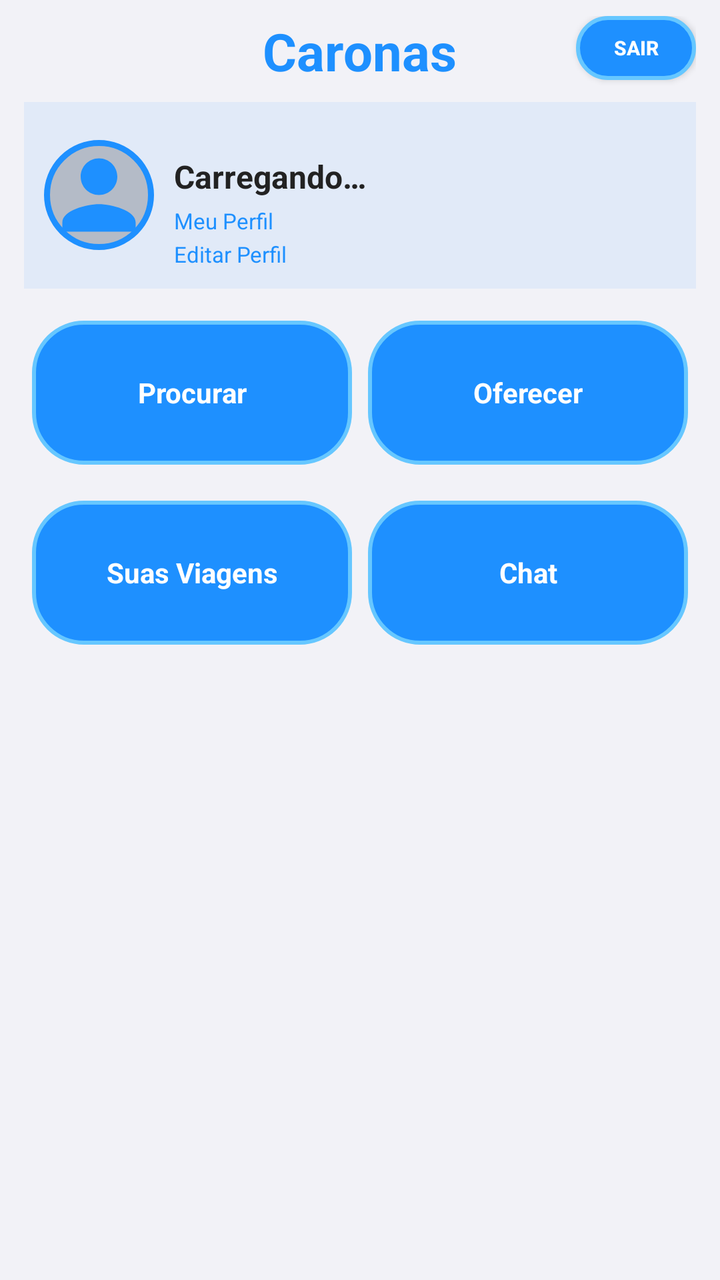
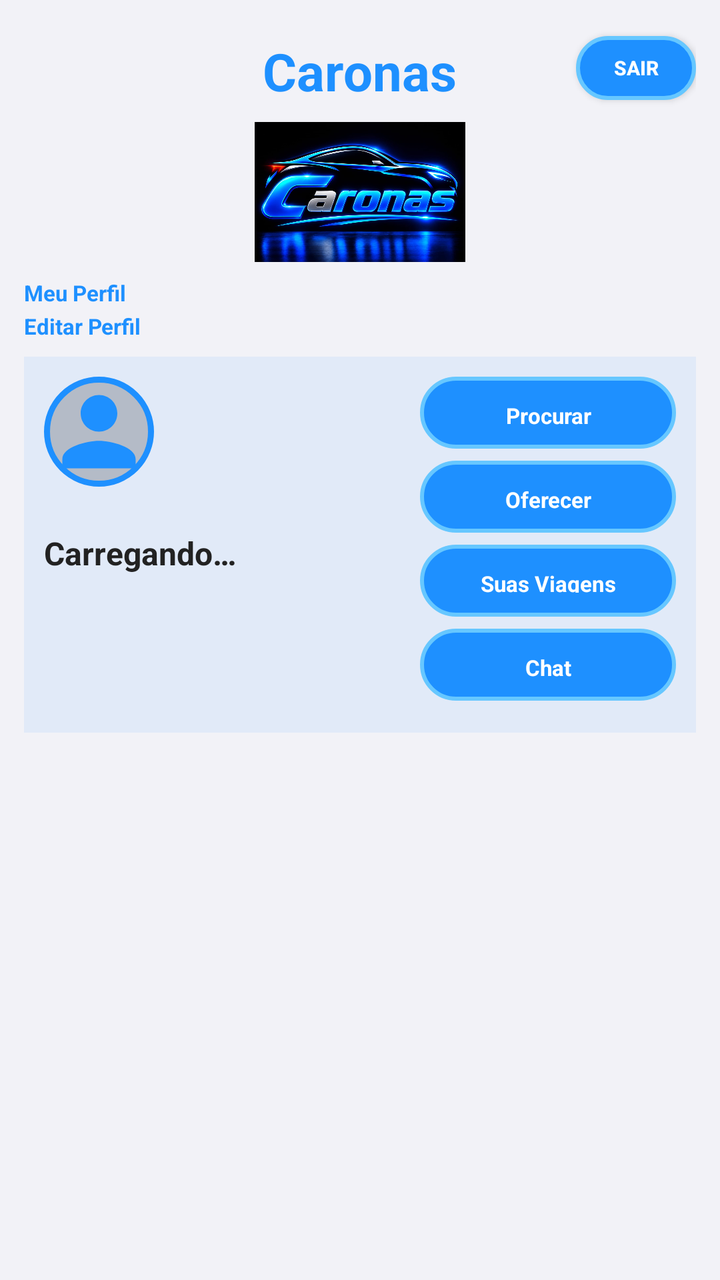

An Android layout rendered at two revisions. The XML below is the earlier revision; the diff shows what the commit changed to produce the second picture.
<!-- AndroidManifest.xml: application theme Theme.Caronas -->
<!-- res/layout/activity_tela_caronas.xml -->
<?xml version="1.0" encoding="utf-8"?>
<LinearLayout xmlns:android="http://schemas.android.com/apk/res/android"
    android:layout_width="match_parent"
    android:layout_height="match_parent"
    android:orientation="vertical"
    android:background="@color/fundo_cinza_claro"
    android:paddingHorizontal="12dp"
    android:paddingVertical="8dp">

    
    <RelativeLayout
        android:layout_width="match_parent"
        android:layout_height="wrap_content"
        android:layout_marginBottom="8dp">

        <TextView
            android:id="@+id/tvTituloCaronas"
            android:layout_width="wrap_content"
            android:layout_height="wrap_content"
            android:layout_centerHorizontal="true"
            android:text="@string/login_titulo"
            android:textColor="#1E90FF"
            android:textSize="26sp"
            android:textStyle="bold" />

        <Button
            android:id="@+id/btnSair"
            android:layout_width="60dp"
            android:layout_height="32dp"
            android:layout_alignParentEnd="true"
            android:text="@string/sair"
            android:textSize="10sp"
            android:textStyle="bold"
            android:textColor="#FFFFFF"
            android:background="@drawable/botao_azul_neon"
            android:padding="4dp" />

    </RelativeLayout>

    
    <LinearLayout
        android:layout_width="match_parent"
        android:layout_height="wrap_content"
        android:orientation="horizontal"
        android:gravity="center_vertical"
        android:background="#141E90FF"
        android:padding="10dp"
        android:layout_marginBottom="12dp">

        <ImageView
            android:id="@+id/ivFotoPerfil"
            android:layout_width="55dp"
            android:layout_height="55dp"
            android:src="@drawable/ic_person_default"
            android:scaleType="centerCrop"
            android:background="@drawable/borda_circular_azul"
            android:layout_marginEnd="10dp" />

        <LinearLayout
            android:layout_width="0dp"
            android:layout_height="wrap_content"
            android:layout_weight="1"
            android:orientation="vertical">

            <TextView
                android:id="@+id/tvPapelUsuario"
                android:layout_width="wrap_content"
                android:layout_height="wrap_content"
                android:textSize="12sp"
                android:textStyle="bold"
                android:textColor="#1E90FF" />

            <TextView
                android:id="@+id/tvNomeUsuario"
                android:layout_width="wrap_content"
                android:layout_height="wrap_content"
                android:text="@string/carregando"
                android:textSize="16sp"
                android:textStyle="bold"
                android:textColor="#222222" />

            <TextView
                android:id="@+id/tvMeuPerfil"
                android:layout_width="wrap_content"
                android:layout_height="wrap_content"
                android:text="@string/tela_botao_meu_perfil"
                android:textSize="11sp"
                android:textColor="#1E90FF"
                android:clickable="true"
                android:focusable="true"
                android:layout_marginTop="4dp" />

            <TextView
                android:id="@+id/tvEditarPerfil"
                android:layout_width="wrap_content"
                android:layout_height="wrap_content"
                android:text="@string/tela_botao_editar_perfil"
                android:textSize="11sp"
                android:textColor="#1E90FF"
                android:clickable="true"
                android:focusable="true"
                android:layout_marginTop="2dp" />

        </LinearLayout>

    </LinearLayout>

    
    <LinearLayout
        android:layout_width="match_parent"
        android:layout_height="wrap_content"
        android:orientation="vertical">

        <LinearLayout
            android:layout_width="match_parent"
            android:layout_height="wrap_content"
            android:orientation="horizontal"
            android:layout_marginBottom="10dp">

            <TextView
                android:id="@+id/btnProcurar"
                style="@style/BotaoAcaoCaronas"
                android:text="@string/tela_botao_procurar" />

            <TextView
                android:id="@+id/btnOferecer"
                style="@style/BotaoAcaoCaronas"
                android:text="@string/tela_botao_oferecer" />

        </LinearLayout>

        <LinearLayout
            android:layout_width="match_parent"
            android:layout_height="wrap_content"
            android:orientation="horizontal">

            <TextView
                android:id="@+id/btnSuasViagens"
                style="@style/BotaoAcaoCaronas"
                android:text="@string/tela_botao_viagens" />

            <TextView
                android:id="@+id/btnChat"
                style="@style/BotaoAcaoCaronas"
                android:text="@string/tela_botao_chat" />

        </LinearLayout>

    </LinearLayout>

</LinearLayout>
<!-- resources referenced by this layout -->
<resources>
  <color name="fundo_cinza_claro">#F2F2F7</color>
  <!-- drawable borda_circular_azul (drawable) -->
  <?xml version="1.0" encoding="utf-8"?>
  <shape xmlns:android="http://schemas.android.com/apk/res/android"
      android:shape="oval">
      <stroke
          android:width="3dp"
          android:color="#1E90FF" />
      <solid android:color="#33000000" />
  </shape>
  <!-- drawable botao_azul_neon (drawable) -->
  <?xml version="1.0" encoding="utf-8"?>
  <shape xmlns:android="http://schemas.android.com/apk/res/android">
      <solid android:color="#1E90FF" />
      <corners android:radius="25dp" />
      <stroke android:width="2dp" android:color="#66C7FF" />
      <padding android:left="16dp" android:right="16dp" android:top="12dp" android:bottom="12dp" />
  </shape>
  <!-- drawable ic_person_default (drawable) -->
  <?xml version="1.0" encoding="utf-8"?>
  <vector xmlns:android="http://schemas.android.com/apk/res/android"
      android:width="80dp"
      android:height="80dp"
      android:viewportWidth="24"
      android:viewportHeight="24">
      <path
          android:fillColor="#1E90FF"
          android:pathData="M12,12c2.21,0 4,-1.79 4,-4s-1.79,-4 -4,-4 -4,1.79 -4,4 1.79,4 4,4zM12,14c-2.67,0 -8,1.34 -8,4v2h16v-2c0,-2.66 -5.33,-4 -8,-4z"/>
  </vector>
  <string name="carregando">Carregando…</string>
  <string name="login_titulo">Caronas</string>
  <string name="sair">Sair</string>
  <string name="tela_botao_chat">Chat</string>
  <string name="tela_botao_editar_perfil">Editar Perfil</string>
  <string name="tela_botao_meu_perfil">Meu Perfil</string>
  <string name="tela_botao_oferecer">Oferecer</string>
  <string name="tela_botao_procurar">Procurar</string>
  <string name="tela_botao_viagens">Suas Viagens</string>
  <style name="BotaoAcaoCaronas">
          <item name="android:layout_width">0dp</item>
          <item name="android:layout_height">72dp</item>
          <item name="android:layout_weight">1</item>
          <item name="android:layout_margin">4dp</item>
          <item name="android:background">@drawable/botao_azul_neon</item>
          <item name="android:textColor">#FFFFFF</item>
          <item name="android:textStyle">bold</item>
          <item name="android:gravity">center</item>
          <item name="android:clickable">true</item>
          <item name="android:focusable">true</item>
      </style>
  <style name="Theme.Caronas" parent="Theme.MaterialComponents.DayNight.NoActionBar">
          <item name="colorPrimary">@color/azul_neon</item>
          <item name="colorPrimaryVariant">@color/azul_neon_escuro</item>
          <item name="colorOnPrimary">@color/white</item>
          <item name="colorSecondary">@color/azul_neon</item>
          <item name="colorSecondaryVariant">@color/azul_neon_escuro</item>
          <item name="colorOnSecondary">@color/white</item>
          <item name="android:statusBarColor">@color/fundo_escuro</item>
          <item name="android:windowBackground">@color/fundo_escuro</item>
      </style>
  <color name="azul_neon">#1E90FF</color>
  <color name="azul_neon_escuro">#0D47A1</color>
  <color name="white">#FFFFFFFF</color>
  <color name="fundo_escuro">#0A0E1A</color>
</resources>

<!-- the commit's change to res/layout/activity_tela_caronas.xml (unified diff, before → after) -->
@@ -18,6 +18,7 @@
             android:layout_width="wrap_content"
             android:layout_height="wrap_content"
             android:layout_centerHorizontal="true"
+            android:layout_marginTop="10dp"
             android:text="@string/login_titulo"
             android:textColor="#1E90FF"
             android:textSize="26sp"
@@ -27,6 +28,7 @@
             android:id="@+id/btnSair"
             android:layout_width="60dp"
             android:layout_height="32dp"
+            android:layout_alignTop="@id/tvTituloCaronas"
             android:layout_alignParentEnd="true"
             android:text="@string/sair"
             android:textSize="10sp"
@@ -35,6 +37,46 @@
             android:background="@drawable/botao_azul_neon"
             android:padding="4dp" />
 
+        <ImageView
+            android:id="@+id/ivLogoCaronas"
+            android:layout_width="wrap_content"
+            android:layout_height="70dp"
+            android:layout_below="@id/tvTituloCaronas"
+            android:layout_centerHorizontal="true"
+            android:layout_marginTop="8dp"
+            android:adjustViewBounds="true"
+            android:scaleType="fitCenter"
+            android:src="@drawable/logo_caronas"
+            android:contentDescription="@string/login_titulo" />
+
+        <TextView
+            android:id="@+id/tvMeuPerfil"
+            android:layout_width="wrap_content"
+            android:layout_height="wrap_content"
+            android:layout_below="@id/ivLogoCaronas"
+            android:layout_alignParentStart="true"
+            android:layout_marginTop="8dp"
+            android:text="@string/tela_botao_meu_perfil"
+            android:textSize="11sp"
+            android:textStyle="bold"
+            android:textColor="#1E90FF"
+            android:clickable="true"
+            android:focusable="true" />
+
+        <TextView
+            android:id="@+id/tvEditarPerfil"
+            android:layout_width="wrap_content"
+            android:layout_height="wrap_content"
+            android:layout_below="@id/tvMeuPerfil"
+            android:layout_alignParentStart="true"
+            android:layout_marginTop="2dp"
+            android:text="@string/tela_botao_editar_perfil"
+            android:textSize="11sp"
+            android:textStyle="bold"
+            android:textColor="#1E90FF"
+            android:clickable="true"
+            android:focusable="true" />
+
     </RelativeLayout>
 
     
@@ -42,30 +84,29 @@
         android:layout_width="match_parent"
         android:layout_height="wrap_content"
         android:orientation="horizontal"
-        android:gravity="center_vertical"
         android:background="#141E90FF"
-        android:padding="10dp"
-        android:layout_marginBottom="12dp">
-
-        <ImageView
-            android:id="@+id/ivFotoPerfil"
-            android:layout_width="55dp"
-            android:layout_height="55dp"
-            android:src="@drawable/ic_person_default"
-            android:scaleType="centerCrop"
-            android:background="@drawable/borda_circular_azul"
-            android:layout_marginEnd="10dp" />
+        android:padding="10dp">
 
         <LinearLayout
             android:layout_width="0dp"
             android:layout_height="wrap_content"
             android:layout_weight="1"
-            android:orientation="vertical">
+            android:orientation="vertical"
+            android:gravity="start">
+
+            <ImageView
+                android:id="@+id/ivFotoPerfil"
+                android:layout_width="55dp"
+                android:layout_height="55dp"
+                android:src="@drawable/ic_person_default"
+                android:scaleType="centerCrop"
+                android:background="@drawable/borda_circular_azul" />
 
             <TextView
                 android:id="@+id/tvPapelUsuario"
                 android:layout_width="wrap_content"
                 android:layout_height="wrap_content"
+                android:layout_marginTop="6dp"
                 android:textSize="12sp"
                 android:textStyle="bold"
                 android:textColor="#1E90FF" />
@@ -79,69 +120,32 @@
                 android:textStyle="bold"
                 android:textColor="#222222" />
 
-            <TextView
-                android:id="@+id/tvMeuPerfil"
-                android:layout_width="wrap_content"
-                android:layout_height="wrap_content"
-                android:text="@string/tela_botao_meu_perfil"
-                android:textSize="11sp"
-                android:textColor="#1E90FF"
-                android:clickable="true"
-                android:focusable="true"
-                android:layout_marginTop="4dp" />
-
-            <TextView
-                android:id="@+id/tvEditarPerfil"
-                android:layout_width="wrap_content"
-                android:layout_height="wrap_content"
-                android:text="@string/tela_botao_editar_perfil"
-                android:textSize="11sp"
-                android:textColor="#1E90FF"
-                android:clickable="true"
-                android:focusable="true"
-                android:layout_marginTop="2dp" />
-
         </LinearLayout>
 
-    </LinearLayout>
-
-    
-    <LinearLayout
-        android:layout_width="match_parent"
-        android:layout_height="wrap_content"
-        android:orientation="vertical">
-
         <LinearLayout
-            android:layout_width="match_parent"
+            android:layout_width="wrap_content"
             android:layout_height="wrap_content"
-            android:orientation="horizontal"
-            android:layout_marginBottom="10dp">
+            android:orientation="vertical"
+            android:gravity="center">
 
             <TextView
                 android:id="@+id/btnProcurar"
-                style="@style/BotaoAcaoCaronas"
+                style="@style/BotaoAcaoCaronasVertical"
                 android:text="@string/tela_botao_procurar" />
 
             <TextView
                 android:id="@+id/btnOferecer"
-                style="@style/BotaoAcaoCaronas"
+                style="@style/BotaoAcaoCaronasVertical"
                 android:text="@string/tela_botao_oferecer" />
-
-        </LinearLayout>
-
-        <LinearLayout
-            android:layout_width="match_parent"
-            android:layout_height="wrap_content"
-            android:orientation="horizontal">
 
             <TextView
                 android:id="@+id/btnSuasViagens"
-                style="@style/BotaoAcaoCaronas"
+                style="@style/BotaoAcaoCaronasVertical"
                 android:text="@string/tela_botao_viagens" />
 
             <TextView
                 android:id="@+id/btnChat"
-                style="@style/BotaoAcaoCaronas"
+                style="@style/BotaoAcaoCaronasVertical"
                 android:text="@string/tela_botao_chat" />
 
         </LinearLayout>
<!-- resource entries referenced after the edit -->
@@ -29,6 +29,7 @@
           android:fillColor="#1E90FF"
           android:pathData="M12,12c2.21,0 4,-1.79 4,-4s-1.79,-4 -4,-4 -4,1.79 -4,4 1.79,4 4,4zM12,14c-2.67,0 -8,1.34 -8,4v2h16v-2c0,-2.66 -5.33,-4 -8,-4z"/>
   </vector>
+  <!-- drawable logo_caronas: jpg bitmap (drawable, 106585 bytes) -->
   <string name="carregando">Carregando…</string>
   <string name="login_titulo">Caronas</string>
   <string name="sair">Sair</string>
@@ -38,13 +39,13 @@
   <string name="tela_botao_oferecer">Oferecer</string>
   <string name="tela_botao_procurar">Procurar</string>
   <string name="tela_botao_viagens">Suas Viagens</string>
-  <style name="BotaoAcaoCaronas">
-          <item name="android:layout_width">0dp</item>
-          <item name="android:layout_height">72dp</item>
-          <item name="android:layout_weight">1</item>
-          <item name="android:layout_margin">4dp</item>
+  <style name="BotaoAcaoCaronasVertical">
+          <item name="android:layout_width">128dp</item>
+          <item name="android:layout_height">36dp</item>
+          <item name="android:layout_marginBottom">6dp</item>
           <item name="android:background">@drawable/botao_azul_neon</item>
           <item name="android:textColor">#FFFFFF</item>
+          <item name="android:textSize">11sp</item>
           <item name="android:textStyle">bold</item>
           <item name="android:gravity">center</item>
           <item name="android:clickable">true</item>
